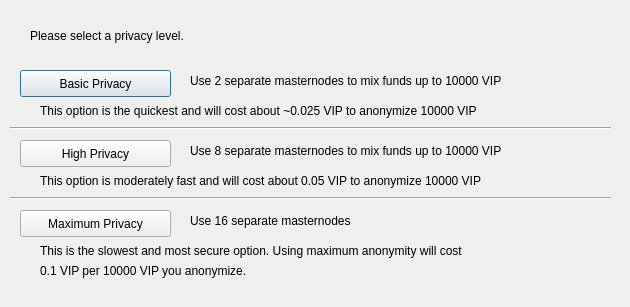
Qt form src/qt/forms/obfuscationconfig.ui (Limitless-VIP/Limitless) before a commit.
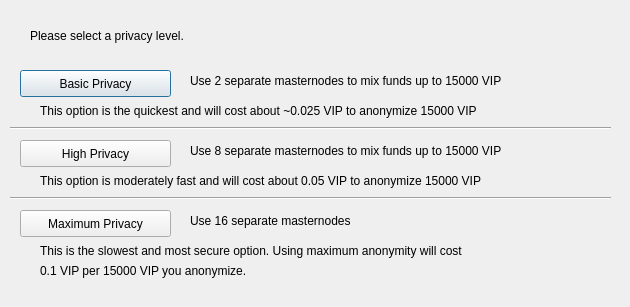
The same form after that commit.

```diff
--- a/src/qt/forms/obfuscationconfig.ui
+++ b/src/qt/forms/obfuscationconfig.ui
@@ -75,7 +75,7 @@
     </rect>
    </property>
    <property name="text">
-    <string>Use 2 separate masternodes to mix funds up to 10000 VIP</string>
+    <string>Use 2 separate masternodes to mix funds up to 15000 VIP</string>
    </property>
   </widget>
   <widget class="QLabel" name="label_3">
@@ -88,7 +88,7 @@
     </rect>
    </property>
    <property name="text">
-    <string>Use 8 separate masternodes to mix funds up to 10000 VIP</string>
+    <string>Use 8 separate masternodes to mix funds up to 15000 VIP</string>
    </property>
   </widget>
   <widget class="QLabel" name="label_4">
@@ -114,7 +114,7 @@
     </rect>
    </property>
    <property name="text">
-    <string>This option is the quickest and will cost about ~0.025 VIP to anonymize 10000 VIP</string>
+    <string>This option is the quickest and will cost about ~0.025 VIP to anonymize 15000 VIP</string>
    </property>
   </widget>
   <widget class="QLabel" name="label_7">
@@ -127,7 +127,7 @@
     </rect>
    </property>
    <property name="text">
-    <string>This option is moderately fast and will cost about 0.05 VIP to anonymize 10000 VIP</string>
+    <string>This option is moderately fast and will cost about 0.05 VIP to anonymize 15000 VIP</string>
    </property>
   </widget>
   <widget class="QLabel" name="label_8">
@@ -153,7 +153,7 @@
     </rect>
    </property>
    <property name="text">
-    <string>0.1 VIP per 10000 VIP you anonymize.</string>
+    <string>0.1 VIP per 15000 VIP you anonymize.</string>
    </property>
   </widget>
   <widget class="Line" name="line">
```
